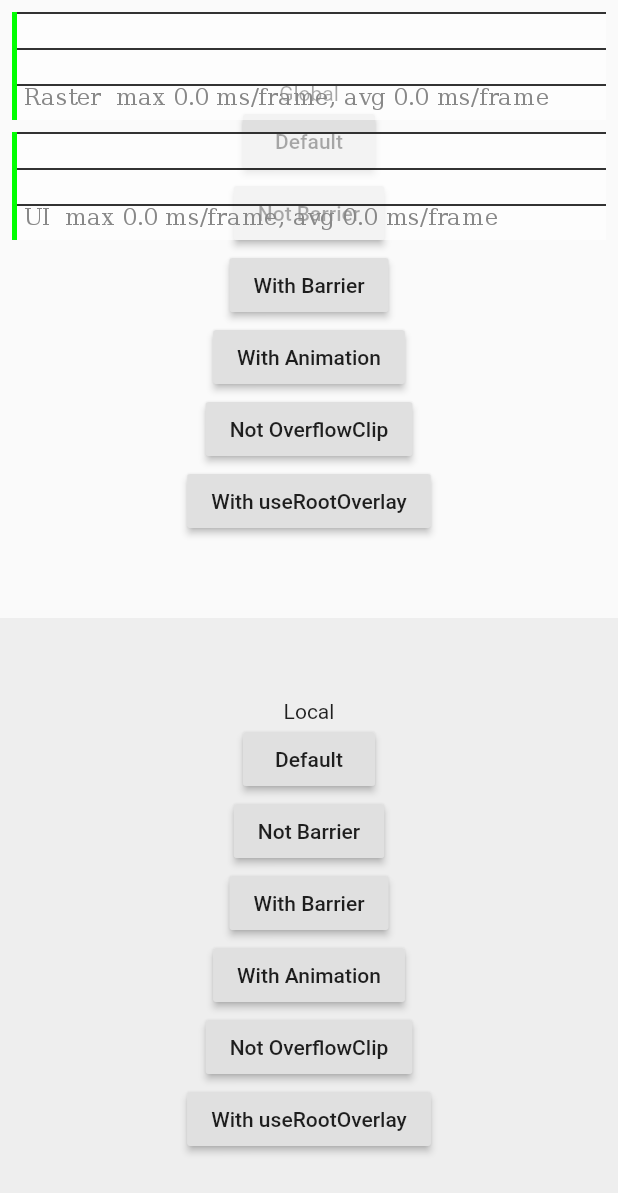
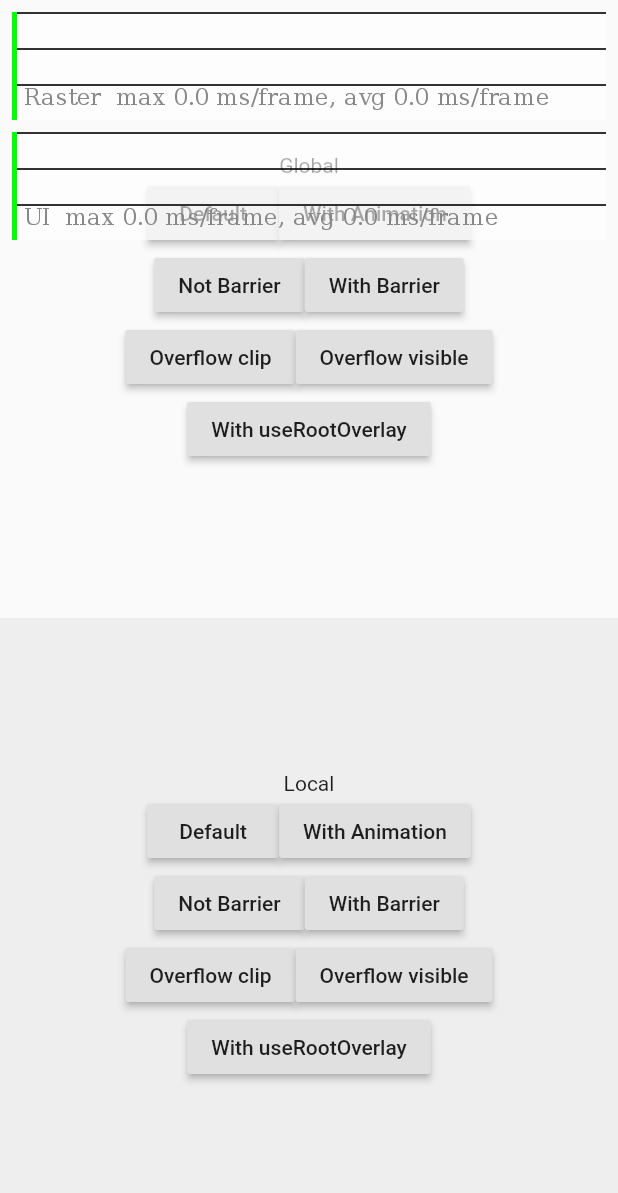
Before and after one commit to yinxulai/flutter_show_overlay, a Flutter app: the screen it shows after launch, on a phone screen of 412 x 824 dp. Shown: the top 1193 px of the screen. Run offline on Flutter 3.47's test engine with Material 2 defaults, Android fonts, the phone set to English and light mode, and no system bars.

Commit message:
upgrade example

```diff
--- a/example/lib/main.dart
+++ b/example/lib/main.dart
@@ -145,7 +145,23 @@ class Test extends StatelessWidget {
     );
   }
 
-  showOverlayNotOverflowClip(BuildContext context) {
+  showOverlayOverflowClip(BuildContext context) {
+    showOverlay(
+      context: context,
+      overflow: Overflow.clip,
+      builder: (_, __, close) {
+        return Positioned(
+          top: -20,
+          child: RaisedButton(
+            onPressed: close,
+            child: Text('close'),
+          ),
+        );
+      },
+    );
+  }
+
+  showOverlayOverflowVisible(BuildContext context) {
     showOverlay(
       context: context,
       overflow: Overflow.visible,
@@ -168,10 +184,24 @@ class Test extends StatelessWidget {
         mainAxisAlignment: MainAxisAlignment.center,
         children: <Widget>[
           Text(title),
+          Row(
+            mainAxisAlignment: MainAxisAlignment.center,
+            crossAxisAlignment: CrossAxisAlignment.center,
+            children: [
               RaisedButton(
                 onPressed: () => showOverlayDefault(context),
                 child: Text('Default'),
               ),
+              RaisedButton(
+                onPressed: () => showOverlayWithAnimation(context),
+                child: Text('With Animation'),
+              ),
+            ],
+          ),
+          Row(
+            mainAxisAlignment: MainAxisAlignment.center,
+            crossAxisAlignment: CrossAxisAlignment.center,
+            children: [
               RaisedButton(
                 onPressed: () => showOverlayNotWithBarrier(context),
                 child: Text('Not Barrier'),
@@ -180,13 +210,21 @@ class Test extends StatelessWidget {
                 onPressed: () => showOverlayWithBarrier(context),
                 child: Text('With Barrier'),
               ),
+            ],
+          ),
+          Row(
+            mainAxisAlignment: MainAxisAlignment.center,
+            crossAxisAlignment: CrossAxisAlignment.center,
+            children: [
               RaisedButton(
-            onPressed: () => showOverlayWithAnimation(context),
-            child: Text('With Animation'),
+                onPressed: () => showOverlayOverflowClip(context),
+                child: Text('Overflow clip'),
               ),
               RaisedButton(
-            onPressed: () => showOverlayNotOverflowClip(context),
-            child: Text('Not OverflowClip'),
+                onPressed: () => showOverlayOverflowVisible(context),
+                child: Text('Overflow visible'),
+              ),
+            ],
           ),
           RaisedButton(
             onPressed: () => showOverlayWithUseRootOverlay(context),
```
Also changed, not shown: example/pubspec.lock, pubspec.lock. Lines whose indentation alone changed are shown as unchanged.
